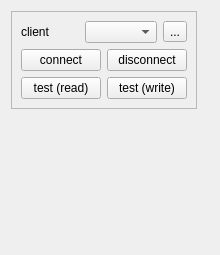
Above: Qt/my_programm/MODBUS/lib/MODBUS_client/src/ui/modbus_client.ui from RinatB2017/mega_GIT before the change. Below: the same form after it.
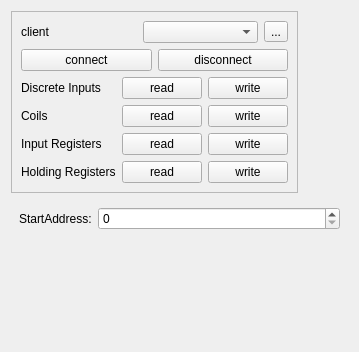
That is the form after the change.

Diff of the .ui file:
```diff
--- a/Qt/my_programm/MODBUS/lib/MODBUS_client/src/ui/modbus_client.ui
+++ b/Qt/my_programm/MODBUS/lib/MODBUS_client/src/ui/modbus_client.ui
@@ -6,8 +6,8 @@
    <rect>
     <x>0</x>
     <y>0</y>
-    <width>220</width>
-    <height>255</height>
+    <width>359</width>
+    <height>352</height>
    </rect>
   </property>
   <property name="windowTitle">
@@ -59,13 +59,6 @@
           </property>
          </widget>
         </item>
-        <item row="1" column="1">
-         <widget class="QPushButton" name="btn_test_write">
-          <property name="text">
-           <string>test (write)</string>
-          </property>
-         </widget>
-        </item>
         <item row="0" column="1">
          <widget class="QPushButton" name="btn_disconnect">
           <property name="text">
@@ -73,10 +66,91 @@
           </property>
          </widget>
         </item>
+       </layout>
+      </item>
+      <item>
+       <layout class="QGridLayout" name="gridLayout_2">
+        <item row="4" column="2">
+         <widget class="QPushButton" name="btn_test_write_holding_registers">
+          <property name="text">
+           <string>write</string>
+          </property>
+         </widget>
+        </item>
+        <item row="2" column="1">
+         <widget class="QPushButton" name="btn_test_read_coils">
+          <property name="text">
+           <string>read</string>
+          </property>
+         </widget>
+        </item>
+        <item row="2" column="2">
+         <widget class="QPushButton" name="btn_test_write_coils">
+          <property name="text">
+           <string>write</string>
+          </property>
+         </widget>
+        </item>
+        <item row="1" column="1">
+         <widget class="QPushButton" name="btn_test_read_discrete_inputs">
+          <property name="text">
+           <string>read</string>
+          </property>
+         </widget>
+        </item>
+        <item row="1" column="2">
+         <widget class="QPushButton" name="btn_test_write_discrete_inputs">
+          <property name="text">
+           <string>write</string>
+          </property>
+         </widget>
+        </item>
+        <item row="4" column="1">
+         <widget class="QPushButton" name="btn_test_read_holding_registers">
+          <property name="text">
+           <string>read</string>
+          </property>
+         </widget>
+        </item>
+        <item row="3" column="1">
+         <widget class="QPushButton" name="btn_test_read_input_registers">
+          <property name="text">
+           <string>read</string>
+          </property>
+         </widget>
+        </item>
+        <item row="3" column="2">
+         <widget class="QPushButton" name="btn_test_write_input_registers">
+          <property name="text">
+           <string>write</string>
+          </property>
+         </widget>
+        </item>
         <item row="1" column="0">
-         <widget class="QPushButton" name="btn_test_read">
+         <widget class="QLabel" name="label_3">
           <property name="text">
-           <string>test (read)</string>
+           <string>Discrete Inputs</string>
+          </property>
+         </widget>
+        </item>
+        <item row="2" column="0">
+         <widget class="QLabel" name="label_2">
+          <property name="text">
+           <string>Coils</string>
+          </property>
+         </widget>
+        </item>
+        <item row="3" column="0">
+         <widget class="QLabel" name="label_4">
+          <property name="text">
+           <string>Input Registers</string>
+          </property>
+         </widget>
+        </item>
+        <item row="4" column="0">
+         <widget class="QLabel" name="label_5">
+          <property name="text">
+           <string>Holding Registers</string>
           </property>
          </widget>
         </item>
@@ -85,6 +159,38 @@
      </layout>
     </widget>
    </item>
+   <item>
+    <layout class="QHBoxLayout" name="horizontalLayout_2">
+     <property name="leftMargin">
+      <number>8</number>
+     </property>
+     <property name="topMargin">
+      <number>8</number>
+     </property>
+     <property name="rightMargin">
+      <number>8</number>
+     </property>
+     <property name="bottomMargin">
+      <number>8</number>
+     </property>
+     <item>
+      <widget class="QLabel" name="label_6">
+       <property name="sizePolicy">
+        <sizepolicy hsizetype="Fixed" vsizetype="Preferred">
+         <horstretch>0</horstretch>
+         <verstretch>0</verstretch>
+        </sizepolicy>
+       </property>
+       <property name="text">
+        <string>StartAddress:</string>
+       </property>
+      </widget>
+     </item>
+     <item>
+      <widget class="QSpinBox" name="sb_start_address"/>
+     </item>
+    </layout>
+   </item>
    <item>
     <spacer name="verticalSpacer">
      <property name="orientation">
```
Left out of the diff: 10 changed lines with no effect on the pictures.
